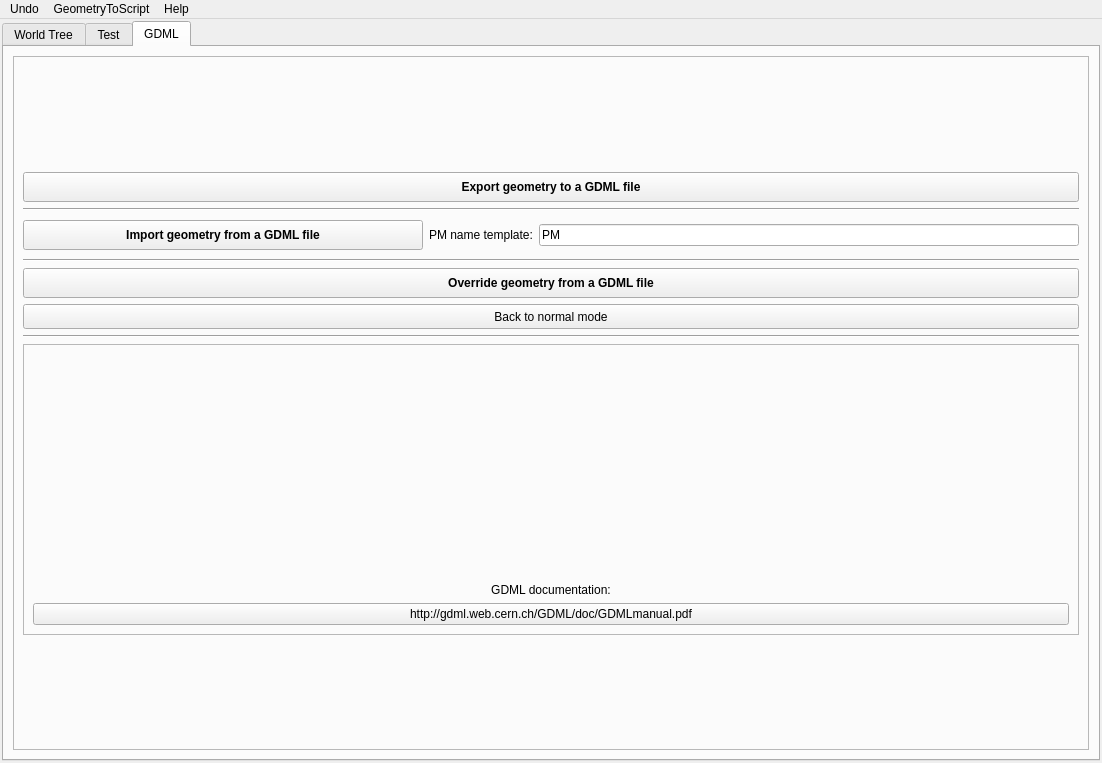
First picture: the form in ants3bundle/src/ants3/gui/geom/a3geoconwin.ui, repository andrmor/ANTS3bundle, before the edit.
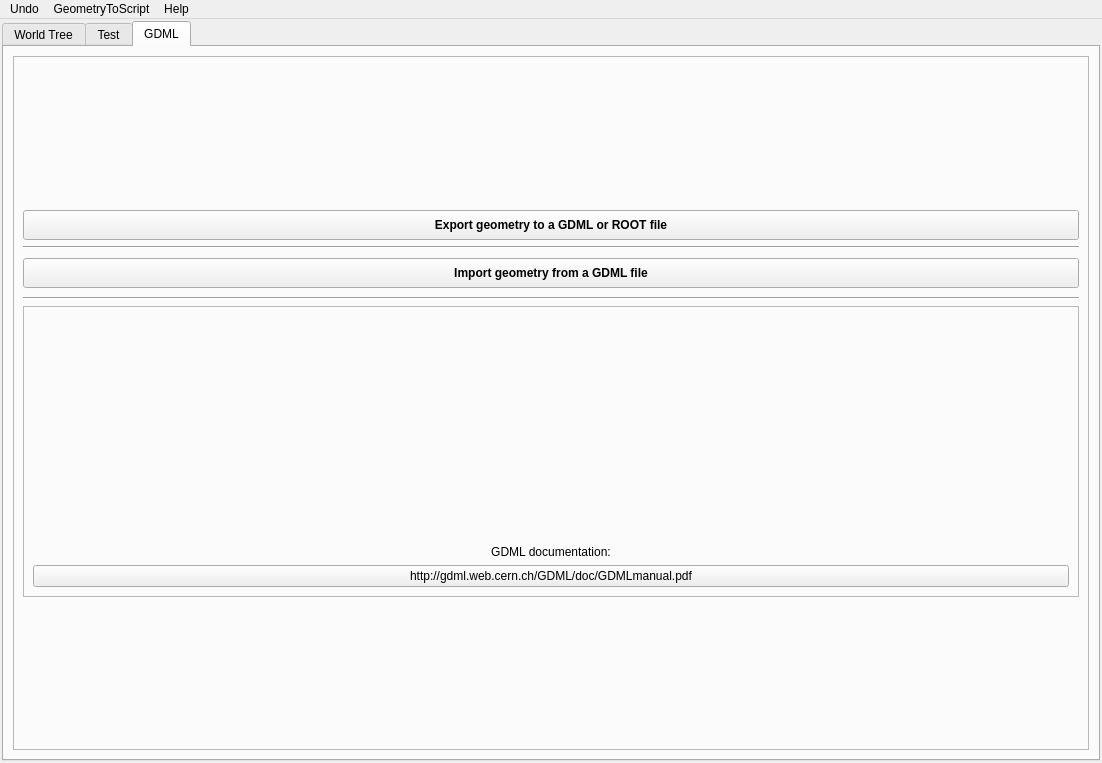
Second picture: the form after the edit. The open tabs and pages were chosen to show the change.

```diff
--- a/ants3bundle/src/ants3/gui/geom/a3geoconwin.ui
+++ b/ants3bundle/src/ants3/gui/geom/a3geoconwin.ui
@@ -634,7 +634,7 @@
               </font>
              </property>
              <property name="text">
-              <string>Export geometry to a GDML file</string>
+              <string>Export geometry to a GDML or ROOT file</string>
              </property>
             </widget>
            </item>
@@ -675,35 +675,6 @@
                </property>
               </widget>
              </item>
-             <item>
-              <widget class="QLabel" name="label_21">
-               <property name="sizePolicy">
-                <sizepolicy hsizetype="Minimum" vsizetype="Preferred">
-                 <horstretch>0</horstretch>
-                 <verstretch>0</verstretch>
-                </sizepolicy>
-               </property>
-               <property name="text">
-                <string>PM name template:</string>
-               </property>
-              </widget>
-             </item>
-             <item>
-              <widget class="QLineEdit" name="lePMtemplate">
-               <property name="maximumSize">
-                <size>
-                 <width>16777215</width>
-                 <height>16777215</height>
-                </size>
-               </property>
-               <property name="toolTip">
-                <string>Sensor name starts with this string</string>
-               </property>
-               <property name="text">
-                <string>PM</string>
-               </property>
-              </widget>
-             </item>
             </layout>
            </item>
            <item>
@@ -713,60 +684,6 @@
              </property>
             </widget>
            </item>
-           <item>
-            <widget class="QPushButton" name="pbLoadTGeo">
-             <property name="enabled">
-              <bool>true</bool>
-             </property>
-             <property name="minimumSize">
-              <size>
-               <width>231</width>
-               <height>30</height>
-              </size>
-             </property>
-             <property name="font">
-              <font>
-               <weight>75</weight>
-               <bold>true</bold>
-              </font>
-             </property>
-             <property name="toolTip">
-              <string>All length sizes should be in mm!</string>
-             </property>
-             <property name="text">
-              <string>Override geometry from a GDML file</string>
-             </property>
-            </widget>
-           </item>
-           <item>
-            <widget class="QPushButton" name="pbBackToSandwich">
-             <property name="enabled">
-              <bool>true</bool>
-             </property>
-             <property name="minimumSize">
-              <size>
-               <width>231</width>
-               <height>25</height>
-              </size>
-             </property>
-             <property name="font">
-              <font>
-               <weight>50</weight>
-               <bold>false</bold>
-              </font>
-             </property>
-             <property name="text">
-              <string>Back to normal mode</string>
-             </property>
-            </widget>
-           </item>
-           <item>
-            <widget class="Line" name="line_2">
-             <property name="orientation">
-              <enum>Qt::Horizontal</enum>
-             </property>
-            </widget>
-           </item>
            <item>
             <widget class="QFrame" name="frame_3">
              <property name="minimumSize">
```
